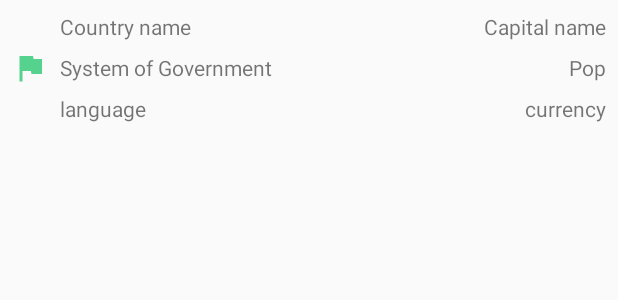
After one commit to tddrrr/android-project-countries, an Android app: the layout lv_row_view_invatare.xml on its own in the app's theme, with its tools: preview values and no code run, on a phone screen of 412 x 824 dp. The commit adds this screen. Shown: the top 300 px of the screen. Run offline under Robolectric (Android 15) with nearby library versions, the phone set to English and light mode, and no system bars.

Commit message:
custom adapter partial FragmentInvatare

```diff
--- a/app/src/main/java/com/example/proiect_bd_tema/CountryJSONParser.java
+++ b/app/src/main/java/com/example/proiect_bd_tema/CountryJSONParser.java
@@ -31,8 +31,9 @@ public class CountryJSONParser {
             String currency = object.getString("currency");
             String language = object.getString("language");
             String systemOfGovernment = object.getString("systemOfGovernment");
+            String population = object.getString("pop");
             //imi citesc atributele din json si fac un obiect nou
-            Country country = new Country(name, capital, currency, language, systemOfGovernment);
+            Country country = new Country(name, capital, currency, language, systemOfGovernment, population);
             //adaug obiectul la lista
             results.add(country);
         }
--- a/app/src/main/java/com/example/proiect_bd_tema/MainMenu.java
+++ b/app/src/main/java/com/example/proiect_bd_tema/MainMenu.java
@@ -29,7 +29,7 @@ public class MainMenu extends AppCompatActivity {
     private Fragment currentFragment;
     private List<Country> countries = new ArrayList<>();
     private AsyncTaskRunner asyncTaskRunner = new AsyncTaskRunner();
-    private static final String URL_COUNTRIES = "https://api.mocki.io/v1/f6024002";
+    private static final String URL_COUNTRIES = "https://api.mocki.io/v1/f13be828";
 
     @Override
     protected void onCreate(Bundle savedInstanceState) {
--- /dev/null
+++ b/app/src/main/res/drawable/ic_baseline_flag_24.xml
@@ -0,0 +1,5 @@
+<vector android:height="24dp" android:tint="#55D28D"
+    android:viewportHeight="24" android:viewportWidth="24"
+    android:width="24dp" xmlns:android="http://schemas.android.com/apk/res/android">
+    <path android:fillColor="@android:color/white" android:pathData="M14.4,6L14,4H5v17h2v-7h5.6l0.4,2h7V6z"/>
+</vector>
--- /dev/null
+++ b/app/src/main/res/layout/lv_row_view_invatare.xml
@@ -0,0 +1,100 @@
+<?xml version="1.0" encoding="utf-8"?>
+<androidx.constraintlayout.widget.ConstraintLayout xmlns:android="http://schemas.android.com/apk/res/android"
+    android:layout_width="match_parent"
+    android:layout_height="wrap_content"
+    xmlns:app="http://schemas.android.com/apk/res-auto">
+
+    <ImageView
+        android:id="@+id/lv_row_flag"
+        android:layout_width="wrap_content"
+        android:layout_height="wrap_content"
+        android:layout_marginTop="8dp"
+        android:layout_marginStart="8dp"
+        app:layout_constraintTop_toTopOf="parent"
+        app:layout_constraintStart_toStartOf="parent"
+        app:layout_constraintBottom_toBottomOf="parent"
+        android:src="@drawable/ic_baseline_flag_24"
+        android:contentDescription="@string/lv_row_flag" />
+
+    <TextView
+        android:id="@+id/tv_row_country_name"
+        android:text="@string/country_name"
+        android:layout_width="0dp"
+        android:layout_height="wrap_content"
+        android:layout_marginTop="8dp"
+        android:layout_marginStart="8dp"
+        android:layout_marginEnd="8dp"
+        app:layout_constraintStart_toEndOf="@id/lv_row_flag"
+        app:layout_constraintTop_toTopOf="parent"
+        app:layout_constraintEnd_toStartOf="@id/tv_capital_name"
+        />
+
+    <TextView
+        android:id="@+id/tv_capital_name"
+        android:layout_width="wrap_content"
+        android:layout_height="wrap_content"
+        android:layout_marginStart="8dp"
+        android:layout_marginTop="8dp"
+        android:layout_marginEnd="8dp"
+        android:text="@string/capital_name"
+        app:layout_constraintEnd_toEndOf="parent"
+        app:layout_constraintStart_toEndOf="@id/tv_row_country_name"
+        app:layout_constraintTop_toTopOf="parent" />
+
+    <TextView
+        android:id="@+id/tv_population"
+        android:text="@string/pop"
+        android:layout_width="wrap_content"
+        android:layout_height="wrap_content"
+        android:layout_marginTop="8dp"
+        android:layout_marginStart="8dp"
+        android:layout_marginEnd="8dp"
+        app:layout_constraintEnd_toEndOf="parent"
+        app:layout_constraintStart_toEndOf="@id/tv_systemOfGovernment"
+        app:layout_constraintTop_toBottomOf="@id/tv_capital_name"
+        />
+    <TextView
+        android:id="@+id/tv_systemOfGovernment"
+        android:text="@string/system_of_government"
+        android:layout_width="0dp"
+        android:layout_height="wrap_content"
+        android:layout_marginTop="8dp"
+        android:layout_marginEnd="8dp"
+        android:layout_marginStart="8dp"
+        app:layout_constraintTop_toBottomOf="@id/tv_row_country_name"
+        app:layout_constraintStart_toEndOf="@id/lv_row_flag"
+        app:layout_constraintEnd_toStartOf="@id/tv_population"
+        app:layout_constraintBottom_toTopOf="@id/tv_language"
+        />
+
+
+    <TextView
+        android:id="@+id/tv_language"
+        android:layout_width="0dp"
+        android:layout_height="wrap_content"
+        android:layout_marginTop="8dp"
+        android:layout_marginEnd="8dp"
+        android:layout_marginStart="8dp"
+        android:text="@string/language"
+        app:layout_constraintTop_toBottomOf="@id/tv_systemOfGovernment"
+        app:layout_constraintStart_toEndOf="@id/lv_row_flag"
+        app:layout_constraintBottom_toBottomOf="parent"
+        app:layout_constraintEnd_toStartOf="@id/tv_currency"
+        />
+    <TextView
+        android:id="@+id/tv_currency"
+        android:layout_width="wrap_content"
+        android:layout_height="wrap_content"
+        android:layout_marginStart="8dp"
+        android:layout_marginTop="8dp"
+        android:layout_marginEnd="8dp"
+        android:text="@string/currency"
+        app:layout_constraintTop_toBottomOf="@id/tv_population"
+        app:layout_constraintStart_toEndOf="@id/tv_language"
+        app:layout_constraintEnd_toEndOf="parent"
+        app:layout_constraintBottom_toBottomOf="parent"
+        />
+
+
+
+</androidx.constraintlayout.widget.ConstraintLayout>
--- a/app/src/main/res/values/strings.xml
+++ b/app/src/main/res/values/strings.xml
@@ -24,4 +24,12 @@
     <string name="hello_blank_fragment">Hello blank fragment</string>
     <string name="info">Nume Prenume</string>
     <string name="invata">Invatare</string>
+    <string name="lv_row_flag">flag</string>
+    <string name="country_name">Country name</string>
+    <string name="capital_name">Capital name</string>
+    <string name="pop">Pop</string>
+    <string name="currency">currency</string>
+    <string name="system_of_government">System of Government</string>
+    <string name="language">language</string>
+    <string name="lv_row_default_value">-</string>
 </resources>
```
Also changed, not shown: app/src/main/java/com/example/proiect_bd_tema/Country.java (+14 -2 lines), app/src/main/java/com/example/proiect_bd_tema/CountryAdapter.java (added, +89 -0 lines), app/src/main/java/com/example/proiect_bd_tema/MainActivity.java (+9 -9 lines), app/src/main/java/com/example/proiect_bd_tema/fragmente/FragmentInvatare.java (+5 -2 lines).
